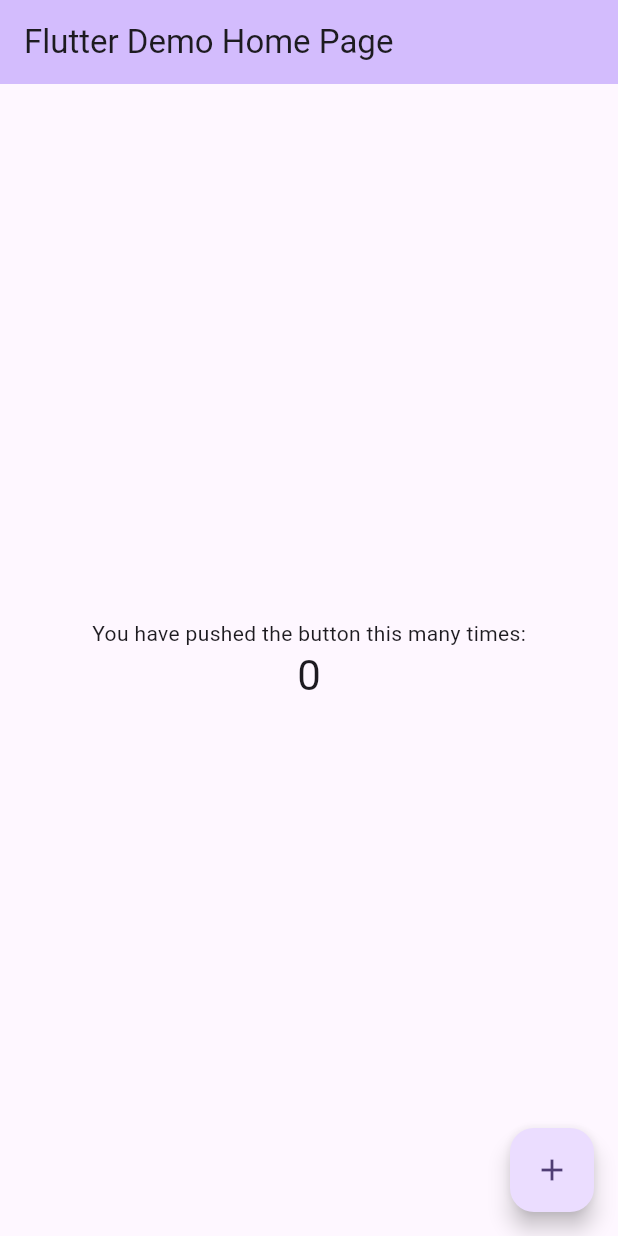
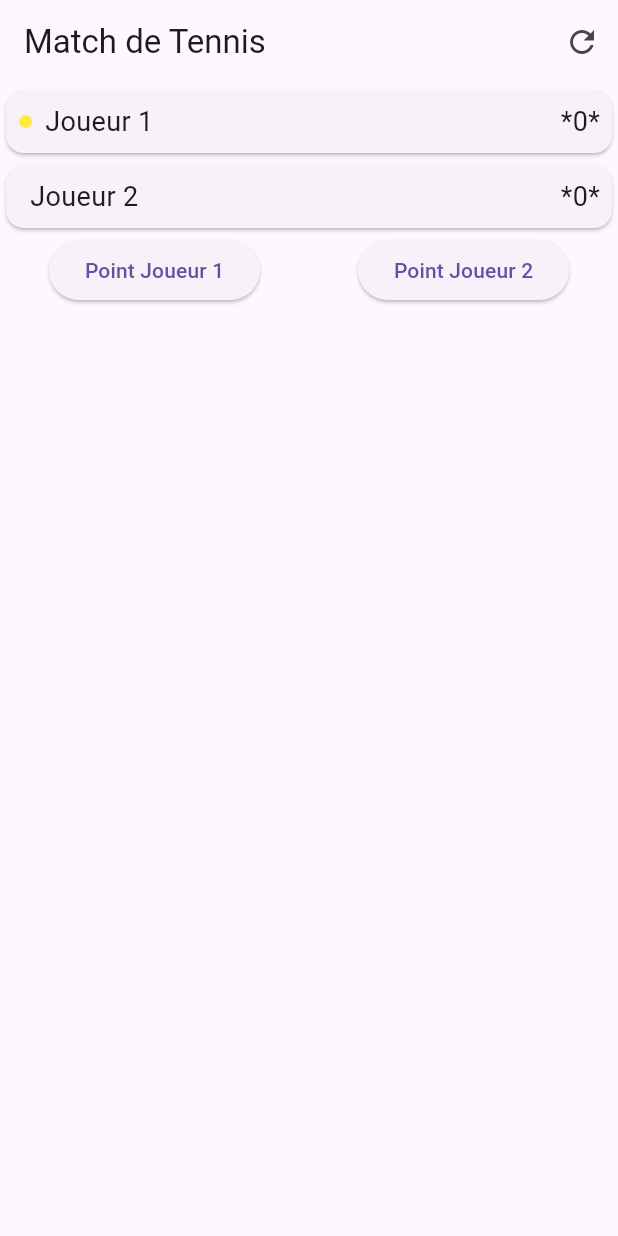
Before and after one commit to Raemy/tp-test-mobile, a Flutter app: the screen it shows after launch, on a phone screen of 412 x 824 dp. Run offline on Flutter 3.47's test engine with Material 3 defaults, Android fonts, the phone set to English and light mode, and no system bars.

Commit message:
debut du projet + MVVM

```diff
--- a/lib/main.dart
+++ b/lib/main.dart
@@ -1,125 +1,24 @@
 import 'package:flutter/material.dart';
+import 'package:provider/provider.dart';
+import 'viewmodels/score_viewmodel.dart';
+import 'views/match_screen.dart';
 
 void main() {
-  runApp(const MyApp());
+  runApp(
+    ChangeNotifierProvider(
+      create: (_) => ScoreViewModel(),
+      child: MyApp(),
+    ),
+  );
 }
 
 class MyApp extends StatelessWidget {
-  const MyApp({super.key});
-
-  // This widget is the root of your application.
   @override
   Widget build(BuildContext context) {
     return MaterialApp(
-      title: 'Flutter Demo',
-      theme: ThemeData(
-        // This is the theme of your application.
-        //
-        // TRY THIS: Try running your application with "flutter run". You'll see
-        // the application has a purple toolbar. Then, without quitting the app,
-        // try changing the seedColor in the colorScheme below to Colors.green
-        // and then invoke "hot reload" (save your changes or press the "hot
-        // reload" button in a Flutter-supported IDE, or press "r" if you used
-        // the command line to start the app).
-        //
-        // Notice that the counter didn't reset back to zero; the application
-        // state is not lost during the reload. To reset the state, use hot
-        // restart instead.
-        //
-        // This works for code too, not just values: Most code changes can be
-        // tested with just a hot reload.
-        colorScheme: ColorScheme.fromSeed(seedColor: Colors.deepPurple),
-        useMaterial3: true,
-      ),
-      home: const MyHomePage(title: 'Flutter Demo Home Page'),
+      title: 'Tennis Score Tracker',
+      theme: ThemeData(primarySwatch: Colors.blue),
+      home: MatchScreen(),
     );
   }
 }
-
-class MyHomePage extends StatefulWidget {
-  const MyHomePage({super.key, required this.title});
-
-  // This widget is the home page of your application. It is stateful, meaning
-  // that it has a State object (defined below) that contains fields that affect
-  // how it looks.
-
-  // This class is the configuration for the state. It holds the values (in this
-  // case the title) provided by the parent (in this case the App widget) and
-  // used by the build method of the State. Fields in a Widget subclass are
-  // always marked "final".
-
-  final String title;
-
-  @override
-  State<MyHomePage> createState() => _MyHomePageState();
-}
-
-class _MyHomePageState extends State<MyHomePage> {
-  int _counter = 0;
-
-  void _incrementCounter() {
-    setState(() {
-      // This call to setState tells the Flutter framework that something has
-      // changed in this State, which causes it to rerun the build method below
-      // so that the display can reflect the updated values. If we changed
-      // _counter without calling setState(), then the build method would not be
-      // called again, and so nothing would appear to happen.
-      _counter++;
-    });
-  }
-
-  @override
-  Widget build(BuildContext context) {
-    // This method is rerun every time setState is called, for instance as done
-    // by the _incrementCounter method above.
-    //
-    // The Flutter framework has been optimized to make rerunning build methods
-    // fast, so that you can just rebuild anything that needs updating rather
-    // than having to individually change instances of widgets.
-    return Scaffold(
-      appBar: AppBar(
-        // TRY THIS: Try changing the color here to a specific color (to
-        // Colors.amber, perhaps?) and trigger a hot reload to see the AppBar
-        // change color while the other colors stay the same.
-        backgroundColor: Theme.of(context).colorScheme.inversePrimary,
-        // Here we take the value from the MyHomePage object that was created by
-        // the App.build method, and use it to set our appbar title.
-        title: Text(widget.title),
-      ),
-      body: Center(
-        // Center is a layout widget. It takes a single child and positions it
-        // in the middle of the parent.
-        child: Column(
-          // Column is also a layout widget. It takes a list of children and
-          // arranges them vertically. By default, it sizes itself to fit its
-          // children horizontally, and tries to be as tall as its parent.
-          //
-          // Column has various properties to control how it sizes itself and
-          // how it positions its children. Here we use mainAxisAlignment to
-          // center the children vertically; the main axis here is the vertical
-          // axis because Columns are vertical (the cross axis would be
-          // horizontal).
-          //
-          // TRY THIS: Invoke "debug painting" (choose the "Toggle Debug Paint"
-          // action in the IDE, or press "p" in the console), to see the
-          // wireframe for each widget.
-          mainAxisAlignment: MainAxisAlignment.center,
-          children: <Widget>[
-            const Text(
-              'You have pushed the button this many times:',
-            ),
-            Text(
-              '$_counter',
-              style: Theme.of(context).textTheme.headlineMedium,
-            ),
-          ],
-        ),
-      ),
-      floatingActionButton: FloatingActionButton(
-        onPressed: _incrementCounter,
-        tooltip: 'Increment',
-        child: const Icon(Icons.add),
-      ), // This trailing comma makes auto-formatting nicer for build methods.
-    );
-  }
-}
--- /dev/null
+++ b/lib/models/player_model.dart
@@ -0,0 +1,15 @@
+class PlayerModel {
+  String name;
+  int currentGameScore;
+  List<int> gamesWon;
+  int setsWon;
+  bool isServing;
+
+  PlayerModel({
+    required this.name,
+    this.currentGameScore = 0,
+    this.gamesWon = const [],
+    this.setsWon = 0,
+    this.isServing = false,
+  });
+}
--- /dev/null
+++ b/lib/viewmodels/score_viewmodel.dart
@@ -0,0 +1,49 @@
+import 'package:flutter/material.dart';
+import '../models/player_model.dart';
+
+class ScoreViewModel extends ChangeNotifier {
+  late PlayerModel player1;
+  late PlayerModel player2;
+
+  bool isSingleMatch = true;
+
+  ScoreViewModel() {
+    resetScores();
+  }
+
+  void resetScores() {
+    player1 = PlayerModel(name: "Joueur 1", isServing: true);
+    player2 = PlayerModel(name: "Joueur 2", isServing: false);
+    notifyListeners();
+  }
+
+  void incrementScore(PlayerModel player) {
+    if (player.currentGameScore == 40) {
+      _addGame(player);
+    } else {
+      player.currentGameScore += 15;
+    }
+    notifyListeners();
+  }
+
+  void _addGame(PlayerModel player) {
+    player.gamesWon.add(1);
+    player.currentGameScore = 0;
+
+    if (player.gamesWon.length == 6) {
+      player.setsWon += 1;
+      player.gamesWon.clear();
+    }
+    notifyListeners();
+  }
+
+  void toggleMatchType() {
+    isSingleMatch = !isSingleMatch;
+    resetScores();
+  }
+
+  void updatePlayerName(PlayerModel player, String newName) {
+    player.name = newName;
+    notifyListeners();
+  }
+}
--- /dev/null
+++ b/lib/views/match_screen.dart
@@ -0,0 +1,42 @@
+import 'package:flutter/material.dart';
+import 'package:provider/provider.dart';
+import '../viewmodels/score_viewmodel.dart';
+import 'player_score_widget.dart';
+
+class MatchScreen extends StatelessWidget {
+  @override
+  Widget build(BuildContext context) {
+    final scoreViewModel = Provider.of<ScoreViewModel>(context);
+
+    return Scaffold(
+      appBar: AppBar(
+        title: Text('Match de Tennis'),
+        actions: [
+          IconButton(
+            icon: Icon(Icons.refresh),
+            onPressed: scoreViewModel.resetScores,
+          ),
+        ],
+      ),
+      body: Column(
+        children: [
+          PlayerScoreWidget(player: scoreViewModel.player1),
+          PlayerScoreWidget(player: scoreViewModel.player2),
+          Row(
+            mainAxisAlignment: MainAxisAlignment.spaceAround,
+            children: [
+              ElevatedButton(
+                onPressed: () => scoreViewModel.incrementScore(scoreViewModel.player1),
+                child: Text('Point Joueur 1'),
+              ),
+              ElevatedButton(
+                onPressed: () => scoreViewModel.incrementScore(scoreViewModel.player2),
+                child: Text('Point Joueur 2'),
+              ),
+            ],
+          ),
+        ],
+      ),
+    );
+  }
+}
--- /dev/null
+++ b/lib/views/player_score_widget.dart
@@ -0,0 +1,34 @@
+import 'package:flutter/material.dart';
+import '../models/player_model.dart';
+
+class PlayerScoreWidget extends StatelessWidget {
+  final PlayerModel player;
+
+  const PlayerScoreWidget({required this.player});
+
+  @override
+  Widget build(BuildContext context) {
+    return Card(
+      child: Padding(
+        padding: const EdgeInsets.all(8.0),
+        child: Row(
+          mainAxisAlignment: MainAxisAlignment.spaceBetween,
+          children: [
+            Row(
+              children: [
+                if (player.isServing)
+                  Icon(Icons.circle, color: Colors.yellow, size: 10),
+                SizedBox(width: 8),
+                Text(player.name, style: TextStyle(fontSize: 18)),
+              ],
+            ),
+            Text(
+              '${player.gamesWon.join(" ")} *${player.currentGameScore}*',
+              style: TextStyle(fontSize: 18),
+            ),
+          ],
+        ),
+      ),
+    );
+  }
+}
```
Also changed, not shown: lib/views/settings_screen.dart (added).
